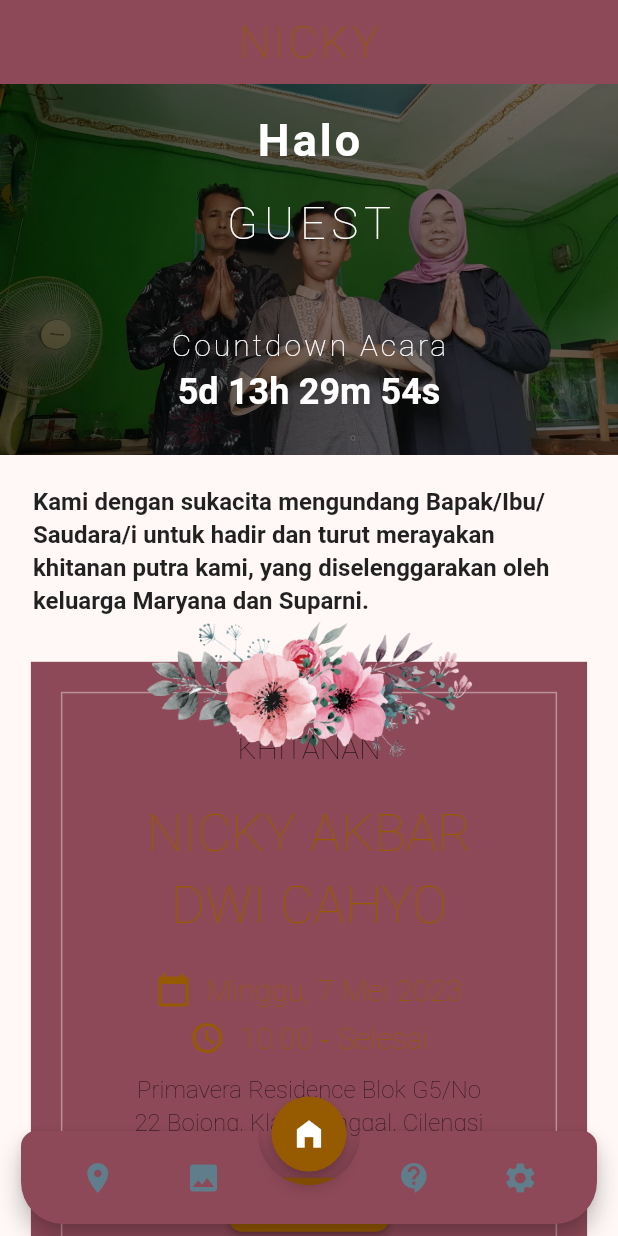
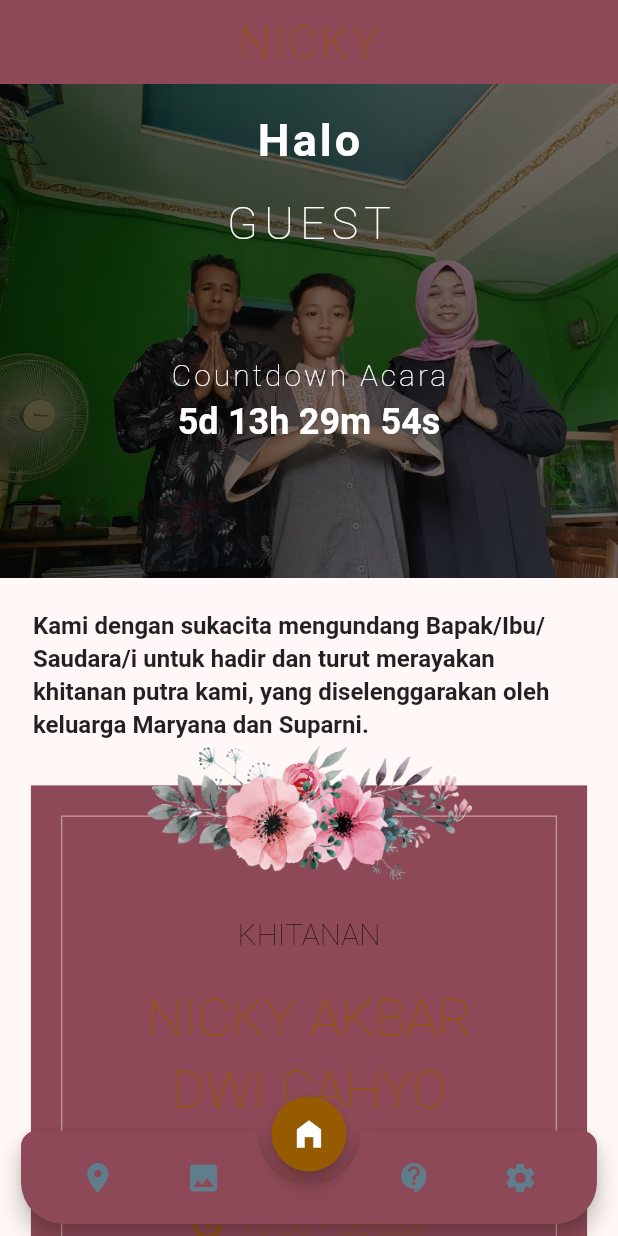
Before and after one commit to fleetimee/tearlaments-kitkallos, a Flutter app: the screen it shows after launch, on a phone screen of 412 x 824 dp. Run offline on Flutter 3.47's test engine with Material 2 defaults, Android fonts, the phone set to English and light mode, and no system bars; drawn by our look-alikes of animated_notch_bottom_bar; our stand-ins replace flex_color_scheme, flutter_map, google_fonts, latlong2, responsive_framework; missing offline and left inert: flutter_map_marker_popup, maps_launcher; Roboto replaces fonts that are missing (Caladea, Montaga).

Commit message:
🎨 style(main_menu_ui_announcement_card.dart): adjust button size and position The button size and position are adjusted to improve the layout of the announcement card. The button is now wrapped in a Flexible widget to prevent overflow issues. The height of the announcement card is increased to accommodate the larger button.
🎨 style(main_menu_ui.dart): adjust layout of the main menu page
The layout of the main menu page is adjusted to improve the overall design. The height of the top container is increased to better fit the image. The height of the countdown section is increased to improve readability. The position of the flower image is adjusted to better align with the countdown section.

```diff
--- a/lib/ui/main_menu/components/main_menu_ui_announcement_card.dart
+++ b/lib/ui/main_menu/components/main_menu_ui_announcement_card.dart
@@ -12,7 +12,7 @@ class MainMenuAnnouncementCard extends StatelessWidget {
   @override
   Widget build(BuildContext context) {
     return Container(
-      height: MediaQuery.of(context).size.height * 0.50,
+      height: MediaQuery.of(context).size.height * 0.60,
       width: MediaQuery.of(context).size.width * 0.9,
       decoration: BoxDecoration(
         color: Theme.of(context).primaryColor,
@@ -107,7 +107,8 @@ class MainMenuAnnouncementCard extends StatelessWidget {
             ),
             // Button to switch to the first page
             const SizedBox(height: 20.0),
-            ElevatedButton(
+            Flexible(
+              child: ElevatedButton(
                 onPressed: () {
                   // Navigate to the first index pageview
                   pageController.animateToPage(
@@ -125,6 +126,7 @@ class MainMenuAnnouncementCard extends StatelessWidget {
                 ),
                 child: const Text('Lihat Lokasi'),
               ),
+            ),
           ],
         ),
       ),
--- a/lib/ui/main_menu/main_menu_ui.dart
+++ b/lib/ui/main_menu/main_menu_ui.dart
@@ -20,7 +20,7 @@ class MainMenuPage extends StatelessWidget {
           Align(
             alignment: Alignment.topCenter,
             child: Container(
-              height: MediaQuery.of(context).size.height * 0.3,
+              height: MediaQuery.of(context).size.height * 0.4,
               width: double.infinity,
               decoration: const BoxDecoration(
                 image: DecorationImage(
@@ -56,7 +56,7 @@ class MainMenuPage extends StatelessWidget {
                       color: Colors.white,
                     ),
                   ),
-                  const SizedBox(height: 50.0),
+                  const SizedBox(height: 70.0),
                   const Text(
                     'Countdown Acara',
                     style: TextStyle(
@@ -92,7 +92,7 @@ class MainMenuPage extends StatelessWidget {
                 pageController: pageController,
               ),
               Positioned(
-                bottom: MediaQuery.of(context).size.height * 0.42,
+                bottom: MediaQuery.of(context).size.height * 0.52,
                 child: Image.asset(
                   'assets/images/flower.png',
                   fit: BoxFit.contain,
```
Lines whose indentation alone changed are shown as unchanged.
